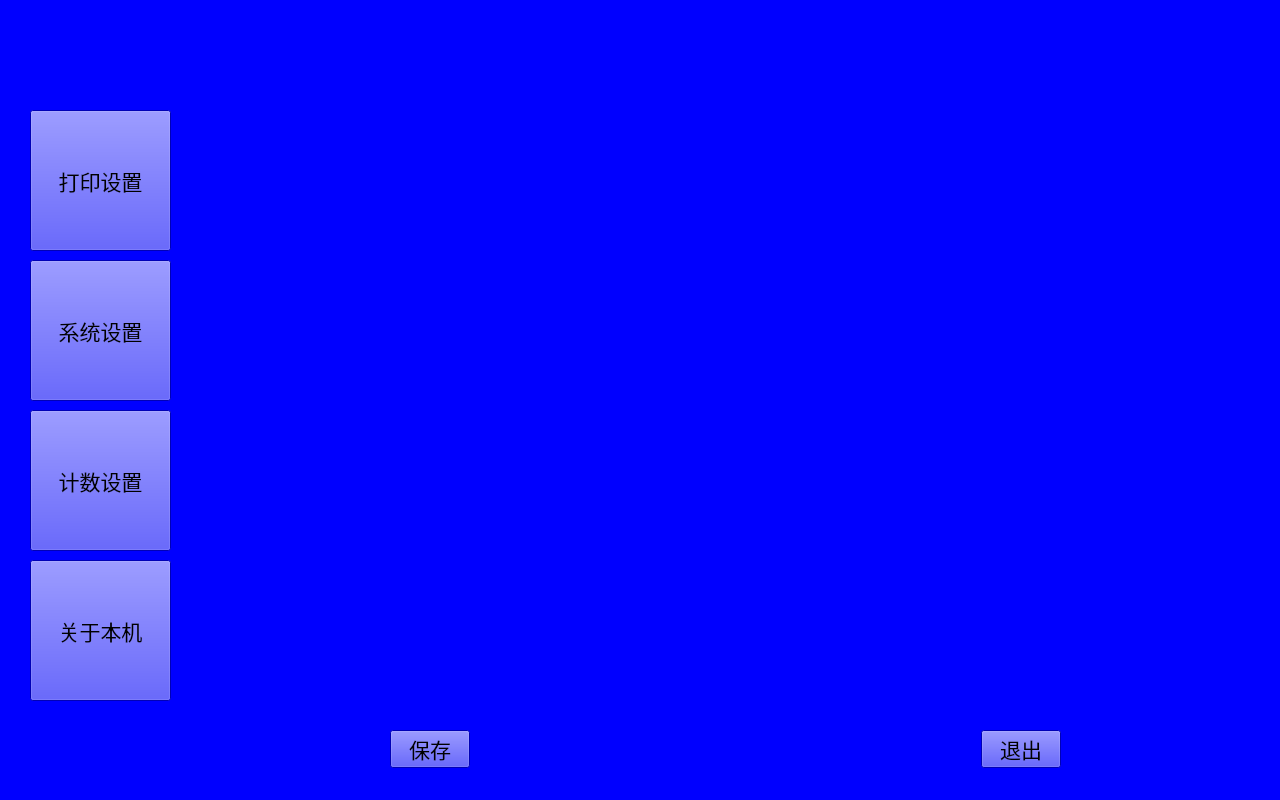
First picture: the form in HighResolutionPrinter/paramsettingform.ui, repository dxphmj/TwoCharPrinter, before the edit.
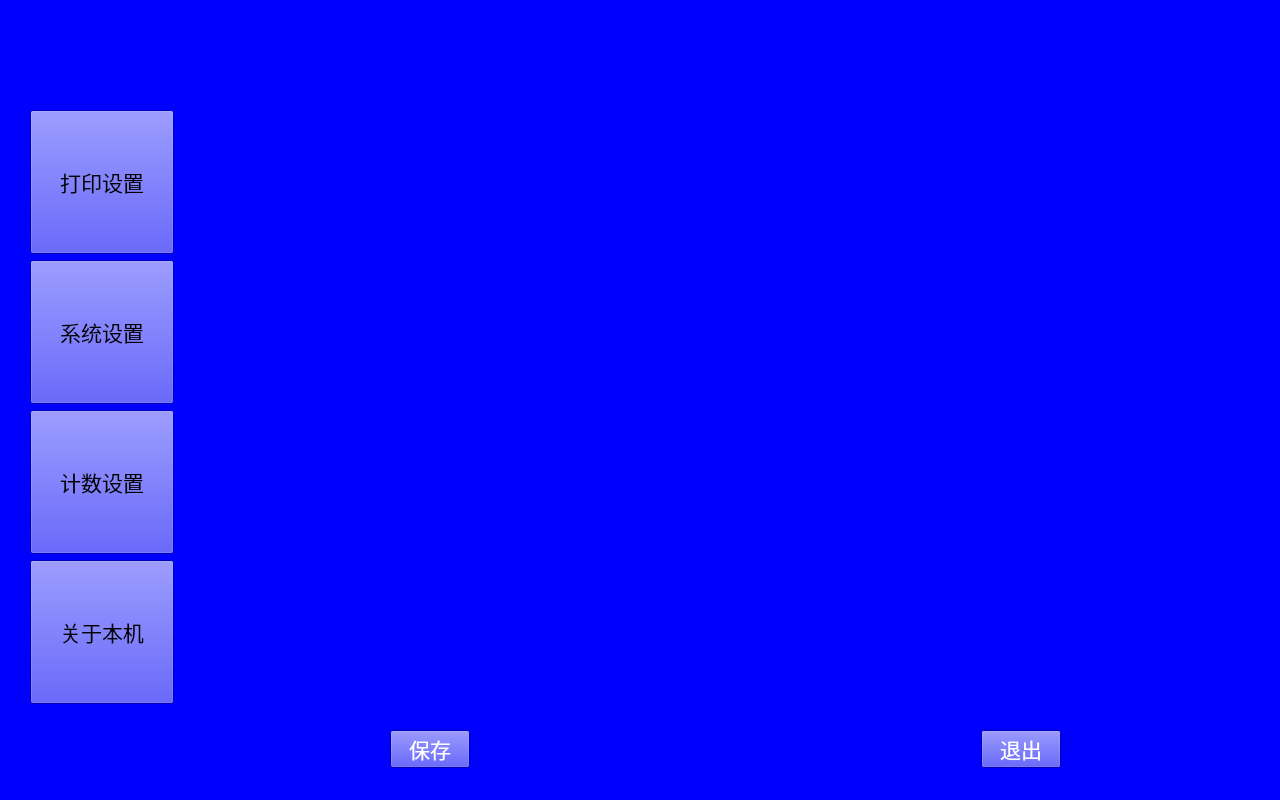
Second picture: the form after the edit. Icons and pictures are not drawn.

Diff of the .ui file:
```diff
--- a/HighResolutionPrinter/paramsettingform.ui
+++ b/HighResolutionPrinter/paramsettingform.ui
@@ -21,8 +21,8 @@
     <rect>
      <x>30</x>
      <y>110</y>
-     <width>141</width>
-     <height>141</height>
+     <width>144</width>
+     <height>144</height>
     </rect>
    </property>
    <property name="font">
@@ -43,8 +43,8 @@
     <rect>
      <x>30</x>
      <y>260</y>
-     <width>141</width>
-     <height>141</height>
+     <width>144</width>
+     <height>144</height>
     </rect>
    </property>
    <property name="font">
@@ -65,8 +65,8 @@
     <rect>
      <x>30</x>
      <y>410</y>
-     <width>141</width>
-     <height>141</height>
+     <width>144</width>
+     <height>144</height>
     </rect>
    </property>
    <property name="font">
@@ -87,8 +87,8 @@
     <rect>
      <x>30</x>
      <y>560</y>
-     <width>141</width>
-     <height>141</height>
+     <width>144</width>
+     <height>144</height>
     </rect>
    </property>
    <property name="font">
@@ -134,6 +134,9 @@
         <pointsize>16</pointsize>
        </font>
       </property>
+      <property name="styleSheet">
+       <string notr="true">color: rgb(255, 255, 255);</string>
+      </property>
       <property name="text">
        <string>保存</string>
       </property>
@@ -160,6 +163,9 @@
         <pointsize>16</pointsize>
        </font>
       </property>
+      <property name="styleSheet">
+       <string notr="true">color: rgb(255, 255, 255);</string>
+      </property>
       <property name="text">
        <string>退出</string>
       </property>
```
